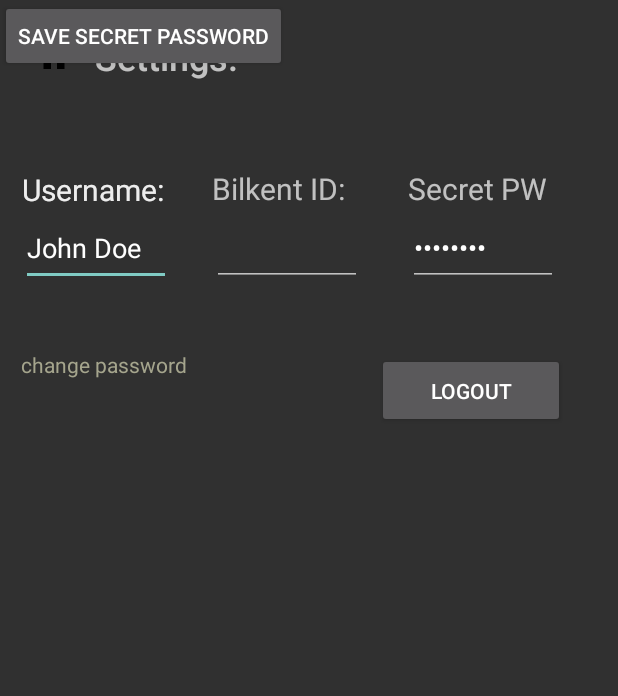
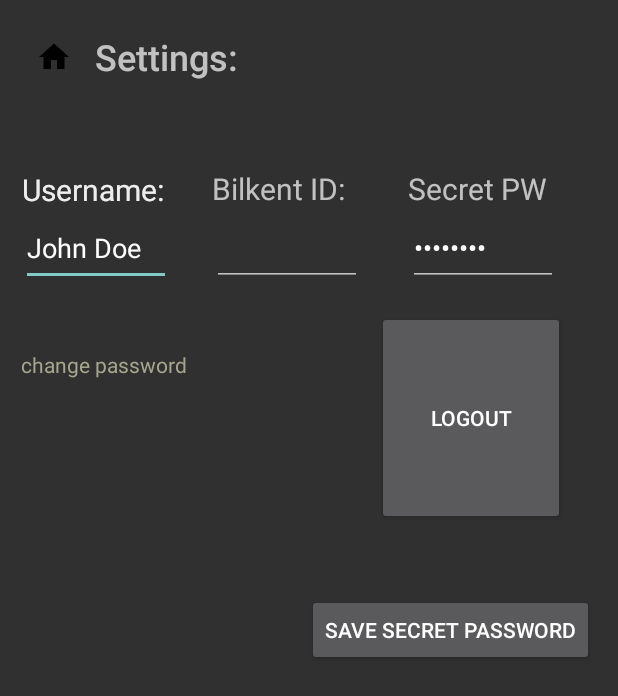
Before and after one commit to yohanyou/BilkentEvents, an Android app: the settings screen opened directly, with no data from a screen before it, on a phone screen of 412 x 824 dp. Shown: the top 696 px of the screen. Run offline under Robolectric (Android 15) with nearby library versions, the phone set to English and light mode, and no system bars.

Commit message:
Ali get it fast

```diff
--- a/app/src/main/res/layout/settings.xml
+++ b/app/src/main/res/layout/settings.xml
@@ -148,9 +148,11 @@
     <Button
         android:id="@+id/logoutButton"
         android:layout_width="125dp"
-        android:layout_height="50dp"
+        android:layout_height="0dp"
+        android:layout_marginTop="207dp"
+        android:layout_marginBottom="46dp"
         android:text="@string/logout"
-        app:layout_constraintBottom_toBottomOf="parent"
+        app:layout_constraintBottom_toTopOf="@+id/button4"
         app:layout_constraintEnd_toEndOf="parent"
         app:layout_constraintHorizontal_bias="0.876"
         app:layout_constraintStart_toStartOf="parent"
@@ -161,9 +163,12 @@
         android:id="@+id/button4"
         android:layout_width="wrap_content"
         android:layout_height="wrap_content"
+        android:layout_marginEnd="16dp"
+        android:layout_marginBottom="380dp"
         android:text="Save Secret Password"
-        tools:layout_editor_absoluteX="194dp"
-        tools:layout_editor_absoluteY="265dp" />
+        app:layout_constraintBottom_toBottomOf="parent"
+        app:layout_constraintEnd_toEndOf="parent"
+        app:layout_constraintTop_toBottomOf="@+id/logoutButton" />
 
 
 </androidx.constraintlayout.widget.ConstraintLayout>
```
